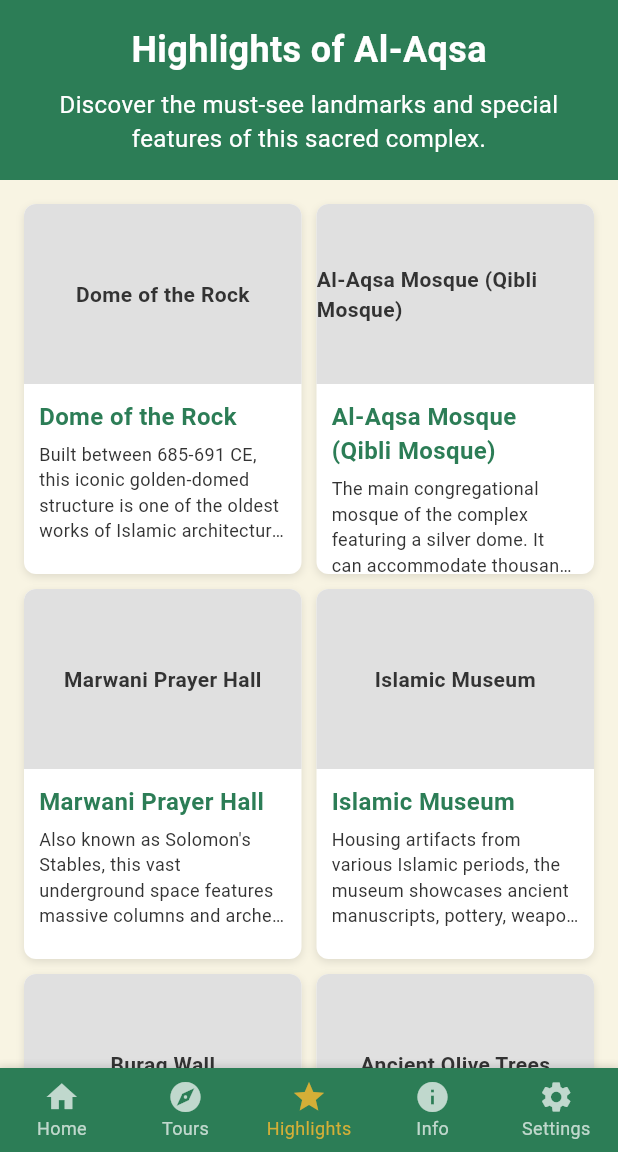
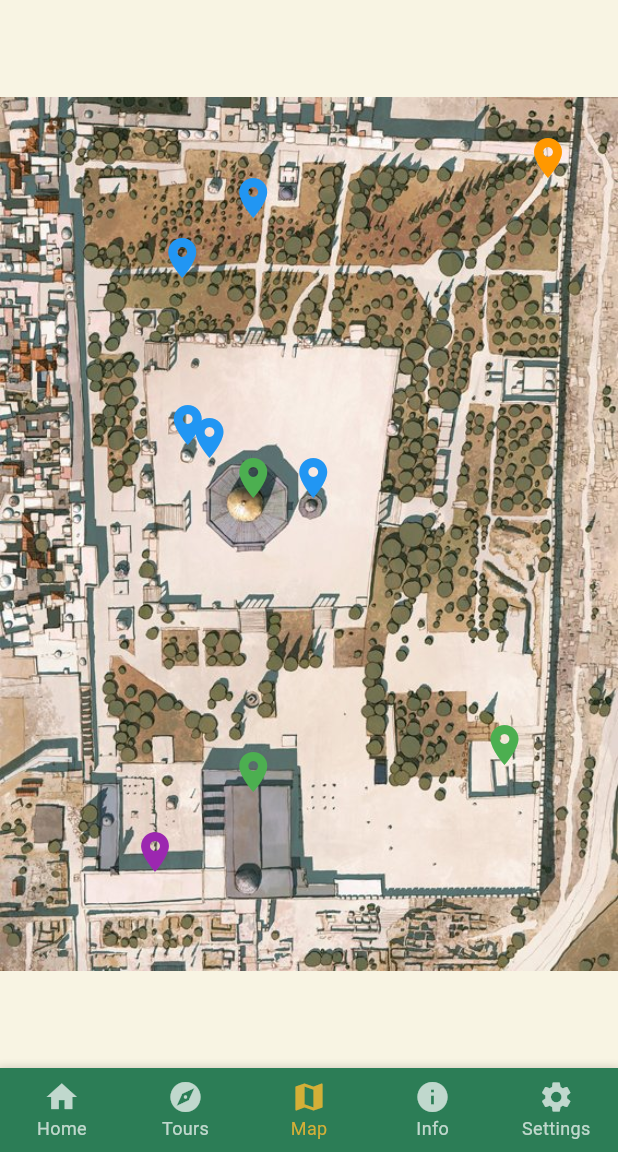
Before and after one commit to othman98shawgan/Al-Aqsa-guide, a Flutter app: the screen it shows after launch, item 3 of the bottom bar chosen, on a phone screen of 412 x 824 dp, the part 84-1236 px from its top. Run offline on Flutter 3.47's test engine with Material 3 defaults, Android fonts, the phone set to English and light mode, and no system bars; Roboto replaces fonts that are missing (Segoe UI).

Commit message:
Support map screen

```diff
--- /dev/null
+++ b/lib/data/landmarks_data.dart
@@ -0,0 +1,118 @@
+// lib/models/landmarks_data.dart
+
+const List<Map<String, dynamic>> landmarkData = [
+  // Mosques
+  {
+    'id': 'dome_rock',
+    'name': 'Dome of the Rock',
+    'shortDescription': 'Iconic gold-domed shrine in the center of the compound.',
+    'longDescription':
+        'The Dome of the Rock is an Islamic shrine located at the center of the Al-Aqsa Mosque compound. It was completed in 691 CE and is believed to enshrine the rock from which Prophet Muhammad ascended to heaven during the Isra and Mi’raj.',
+    'imagePath': 'assets/images/dome_rock.jpg',
+    'top': 340,
+    'left': 210,
+    'type': 'Mosque'
+  },
+  {
+    'id': 'qibli_mosque',
+    'name': 'Qibli Mosque',
+    'shortDescription': 'Main prayer hall with a silver dome.',
+    'longDescription':
+        'The Qibli Mosque is the southern building within Al-Aqsa, serving as the main congregational prayer hall. It faces the Qibla and is known for its large prayer space and historical architecture.',
+    'imagePath': 'assets/images/qibli_mosque.jpg',
+    'top': 560,
+    'left': 210,
+    'type': 'Mosque'
+  },
+  {
+    'id': 'al_marwani',
+    'name': 'Al-Marwani Mosque',
+    'shortDescription': 'Underground mosque within Solomon\'s Stables.',
+    'longDescription':
+        'Located in the southeastern corner of Al-Aqsa, Al-Marwani is an underground prayer hall built into a series of ancient vaults known as Solomon\'s Stables.',
+    'imagePath': 'assets/images/al_marwani.jpg',
+    'top': 540,
+    'left': 440,
+    'type': 'Mosque'
+  },
+  // Domes
+  {
+    'id': 'dome_chain',
+    'name': 'Dome of the Chain',
+    'shortDescription': 'Small dome next to Dome of the Rock.',
+    'longDescription':
+        'The Dome of the Chain is a small open structure adjacent to the Dome of the Rock. Historically, it was a site of justice and preaching.',
+    'imagePath': 'assets/images/dome_chain.jpg',
+    'top': 340,
+    'left': 265,
+    'type': 'Dome'
+  },
+  {
+    'id': 'dome_ascension',
+    'name': 'Dome of the Ascension',
+    'shortDescription': 'Commemorates the Prophet’s ascension.',
+    'longDescription':
+        'This small dome marks the traditional location from which the Prophet Muhammad ascended during the Isra and Mi’raj. It is a symbol of this spiritual event.',
+    'imagePath': 'assets/images/dome_ascension.jpg',
+    'top': 300,
+    'left': 150,
+    'type': 'Dome'
+  },
+  {
+    'id': 'dome_khalili',
+    'name': 'Dome of al-Khalili',
+    'shortDescription': 'Small domed structure named after a sheikh.',
+    'longDescription':
+        'This dome is named after Sheikh Khalili and is one of the small structures used for prayer and retreat within the compound.',
+    'imagePath': 'assets/images/dome_khalili.jpg',
+    'top': 175,
+    'left': 145,
+    'type': 'Dome'
+  },
+  {
+    'id': 'dome_prophet',
+    'name': 'Dome of the Prophet',
+    'shortDescription': 'Commemorates the Prophet’s prayer spot.',
+    'longDescription':
+        'This dome is believed to mark the spot where the Prophet Muhammad led the previous prophets in prayer before ascending to the heavens.',
+    'imagePath': 'assets/images/dome_prophet.jpg',
+    'top': 310,
+    'left': 170,
+    'type': 'Dome'
+  },
+  {
+    'id': 'dome_spirits',
+    'name': 'Dome of the Spirits',
+    'shortDescription': 'One of the eastern domes.',
+    'longDescription':
+        'This dome is one of the smaller domes located toward the eastern side of the Al-Aqsa compound, often used as a peaceful prayer space.',
+    'imagePath': 'assets/images/dome_spirits.jpg',
+    'top': 130,
+    'left': 210,
+    'type': 'Dome'
+  },
+  // Gates
+  {
+    'id': 'gate_tribes',
+    'name': 'Gate of the Tribes (Bab al-Asbat)',
+    'shortDescription': 'Northern gate near the Dome of the Rock.',
+    'longDescription':
+        'The Gate of the Tribes (Bab al-Asbat) is located at the northeastern corner of the Al-Aqsa Mosque compound and is historically used for access to residential areas around the site.',
+    'imagePath': 'assets/images/gate_tribes.jpg',
+    'top': 100,
+    'left': 480,
+    'type': 'Gate'
+  },
+  // Buildings
+  {
+    'id': 'islamic_museum',
+    'name': 'The Islamic Museum',
+    'shortDescription': 'Museum holding Islamic artifacts.',
+    'longDescription':
+        'Located near the southwestern edge of the compound, this museum holds manuscripts, ceramics, and other valuable Islamic artifacts.',
+    'imagePath': 'assets/images/islamic_museum.jpg',
+    'top': 620,
+    'left': 120,
+    'type': 'Building'
+  }
+];
--- a/lib/main.dart
+++ b/lib/main.dart
@@ -1,4 +1,5 @@
 // main.dart
+import 'package:alaqsa_visitor_guide/screens/map_screen.dart';
 import 'package:flutter/material.dart';
 import 'package:flutter/services.dart';
 import 'screens/home_screen.dart';
@@ -15,7 +16,7 @@
     DeviceOrientation.portraitDown,
   ]);
   // Set system UI overlay style for status bar
-  SystemChrome.setSystemUIOverlayStyle(SystemUiOverlayStyle(
+  SystemChrome.setSystemUIOverlayStyle(const SystemUiOverlayStyle(
     statusBarColor: Colors.transparent,
     statusBarIconBrightness: Brightness.light,
   ));
@@ -29,15 +30,15 @@
       title: 'Al-Aqsa Mosque Visitor Guide',
       debugShowCheckedModeBanner: false, // Remove debug banner
       theme: ThemeData(
-        primaryColor: Color(0xFF2C7D56),
-        scaffoldBackgroundColor: Color(0xFFF8F4E3),
-        colorScheme: ColorScheme.light(
+        primaryColor: const Color(0xFF2C7D56),
+        scaffoldBackgroundColor: const Color(0xFFF8F4E3),
+        colorScheme: const ColorScheme.light(
           primary: Color(0xFF2C7D56),
           secondary: Color(0xFFD4AF37),
           background: Color(0xFFF8F4E3),
         ),
         fontFamily: 'Segoe UI',
-        textTheme: TextTheme(
+        textTheme: const TextTheme(
           headlineLarge: TextStyle(
             color: Color(0xFF2C7D56),
             fontWeight: FontWeight.bold,
@@ -59,9 +60,9 @@
         // Add elevated button theme for consistent button styling
         elevatedButtonTheme: ElevatedButtonThemeData(
           style: ElevatedButton.styleFrom(
-            backgroundColor: Color(0xFF2C7D56),
+            backgroundColor: const Color(0xFF2C7D56),
             foregroundColor: Colors.white,
-            padding: EdgeInsets.symmetric(vertical: 12, horizontal: 24),
+            padding: const EdgeInsets.symmetric(vertical: 12, horizontal: 24),
             shape: RoundedRectangleBorder(
               borderRadius: BorderRadius.circular(8),
             ),
@@ -84,7 +85,7 @@
   final List<Widget> _screens = [
     HomeScreen(),
     ToursScreen(),
-    HighlightsScreen(),
+    MapScreen(),
     InfoScreen(),
     SettingsScreen(),
   ];
@@ -95,7 +96,7 @@
       // Added SafeArea for proper handling of notches and cutouts
       child: Scaffold(
         appBar: AppBar(
-          title: Text(
+          title: const Text(
             'Al-Aqsa Mosque Guide',
             style: TextStyle(
               fontSize: 18, // Smaller text for better fit on small devices
@@ -108,21 +109,21 @@
           actions: [
             // Add a help button in the app bar
             IconButton(
-              icon: Icon(Icons.help_outline),
+              icon: const Icon(Icons.help_outline),
               onPressed: () {
                 // Show help dialog
                 showDialog(
                   context: context,
                   builder: (BuildContext context) {
                     return AlertDialog(
-                      title: Text('Help'),
-                      content: SingleChildScrollView(
+                      title: const Text('Help'),
+                      content: const SingleChildScrollView(
                         child: Text(
                             'Welcome to the Al-Aqsa Mosque Visitor Guide. Navigate through the app using the bottom navigation bar.'),
                       ),
                       actions: [
                         TextButton(
-                          child: Text('Close'),
+                          child: const Text('Close'),
                           onPressed: () {
                             Navigator.of(context).pop();
                           },
@@ -137,7 +138,7 @@
         ),
         body: _screens[_selectedIndex],
         bottomNavigationBar: Container(
-          decoration: BoxDecoration(
+          decoration: const BoxDecoration(
             boxShadow: [
               BoxShadow(
                 color: Colors.black12,
@@ -160,7 +161,7 @@
                 _selectedIndex = index;
               });
             },
-            items: [
+            items: const [
               BottomNavigationBarItem(
                 icon: Icon(Icons.home),
                 label: 'Home',
@@ -170,8 +171,8 @@
                 label: 'Tours',
               ),
               BottomNavigationBarItem(
-                icon: Icon(Icons.star),
-                label: 'Highlights',
+                icon: Icon(Icons.map),
+                label: 'Map',
               ),
               BottomNavigationBarItem(
                 icon: Icon(Icons.info),
--- /dev/null
+++ b/lib/models/landmark.dart
@@ -0,0 +1,21 @@
+class Landmark {
+  final String id;
+  final String name;
+  final String shortDescription;
+  final String longDescription;
+  final String imagePath;
+  final double top;
+  final double left;
+  final String type;
+
+  Landmark({
+    required this.id,
+    required this.name,
+    required this.shortDescription,
+    required this.longDescription,
+    required this.imagePath,
+    required this.top,
+    required this.left,
+    required this.type,
+  });
+}
--- /dev/null
+++ b/lib/screens/map_screen.dart
@@ -0,0 +1,98 @@
+import 'package:flutter/material.dart';
+import '../models/landmark.dart';
+import 'landmark_detail_screen.dart';
+import '../widgets/landmark_dialog.dart';
+import '../data/landmarks_data.dart';
+
+class MapScreen extends StatelessWidget {
+  final List<Landmark> landmarks = landmarkData
+      .map((data) => Landmark(
+            id: data['id'],
+            name: data['name'],
+            shortDescription: data['shortDescription'],
+            longDescription: data['longDescription'],
+            imagePath: data['imagePath'],
+            top: data['top'].toDouble(),
+            left: data['left'].toDouble(),
+            type: data['type'],
+          ))
+      .toList();
+
+  void _openLandmarkDialog(BuildContext context, Landmark landmark) async {
+    final result = await showDialog<bool>(
+      context: context,
+      builder: (_) => LandmarkDialog(landmark: landmark),
+    );
+
+    if (result == true) {
+      final reopen = await Navigator.of(context).push<bool>(
+        MaterialPageRoute(
+          builder: (_) => LandmarkDetailScreen(landmark: landmark),
+        ),
+      );
+
+      if (reopen == true) {
+        _openLandmarkDialog(context, landmark);
+      }
+    }
+  }
+
+  Color _getColorByType(String type) {
+    switch (type) {
+      case 'Mosque':
+        return Colors.green;
+      case 'Dome':
+        return Colors.blue;
+      case 'Gate':
+        return Colors.orange;
+      case 'Building':
+        return Colors.purple;
+      default:
+        return Colors.red;
+    }
+  }
+
+  @override
+  Widget build(BuildContext context) {
+    return Scaffold(
+      body: LayoutBuilder(
+        builder: (context, constraints) {
+          double mapWidth = 566;
+          double mapHeight = 800;
+
+          return InteractiveViewer(
+            minScale: 1,
+            maxScale: 4,
+            child: Stack(
+              children: [
+                Image.asset(
+                  'assets/images/Map.jpg',
+                  fit: BoxFit.contain,
+                  width: constraints.maxWidth,
+                  height: constraints.maxHeight,
+                ),
+                ...landmarks.map((lm) {
+                  double x = (lm.left / mapWidth) * constraints.maxWidth;
+                  double y = (lm.top / mapHeight) * constraints.maxHeight;
+
+                  return Positioned(
+                    top: y,
+                    left: x,
+                    child: GestureDetector(
+                      onTap: () => _openLandmarkDialog(context, lm),
+                      child: Icon(
+                        Icons.location_on,
+                        color: _getColorByType(lm.type ?? ''),
+                        size: 32,
+                      ),
+                    ),
+                  );
+                }),
+              ],
+            ),
+          );
+        },
+      ),
+    );
+  }
+}
--- a/pubspec.yaml
+++ b/pubspec.yaml
@@ -29,4 +29,3 @@
   # Add asset configuration for better mobile experience
   assets:
     - assets/images/
-    - assets/icons/
```
Also changed, not shown: lib/screens/home_screen.dart (+0 -20 lines), lib/screens/landmark_detail_screen.dart (added, +34 -0 lines), lib/widgets/landmark_dialog.dart (added, +49 -0 lines), assets/images/Map.jpg (added), assets/images/al_marwani.jpg (added), assets/images/dome_ascension.jpg (added), assets/images/dome_khalili.jpg (added), assets/images/dome_prophet.jpg (added), assets/images/dome_rock.jpg (added), assets/images/dome_spirits.jpg (added), assets/images/gate_tribes.jpg (added), assets/images/islamic_museum.jpg (added), assets/images/qibli_mosque.jpg (added), 2 other files.
